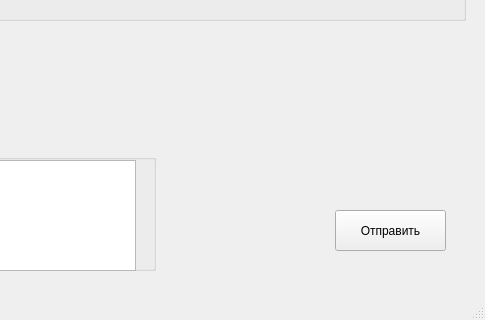
First picture: the form in Diplom/Gui.ui, repository MikhaMos/Diplom, before the edit; both pictures show x 395 to 880 and y 350 to 670 of the 880 by 670 pixel window.
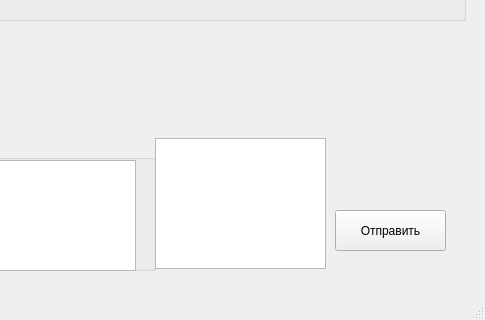
Second picture: the form after the edit.

Diff of the .ui file:
```diff
--- a/Diplom/Gui.ui
+++ b/Diplom/Gui.ui
@@ -913,6 +913,25 @@
        </layout>
       </widget>
      </widget>
+     <widget class="QTextEdit" name="ML_prediction">
+      <property name="geometry">
+       <rect>
+        <x>350</x>
+        <y>408</y>
+        <width>171</width>
+        <height>131</height>
+       </rect>
+      </property>
+      <property name="readOnly">
+       <bool>true</bool>
+      </property>
+      <property name="overwriteMode">
+       <bool>false</bool>
+      </property>
+      <property name="tabStopDistance">
+       <double>0.000000000000000</double>
+      </property>
+     </widget>
     </widget>
    </widget>
    <widget class="QLabel" name="StatusPanel">
```
Left out of the diff: 5 changed lines with no effect on the pictures.
